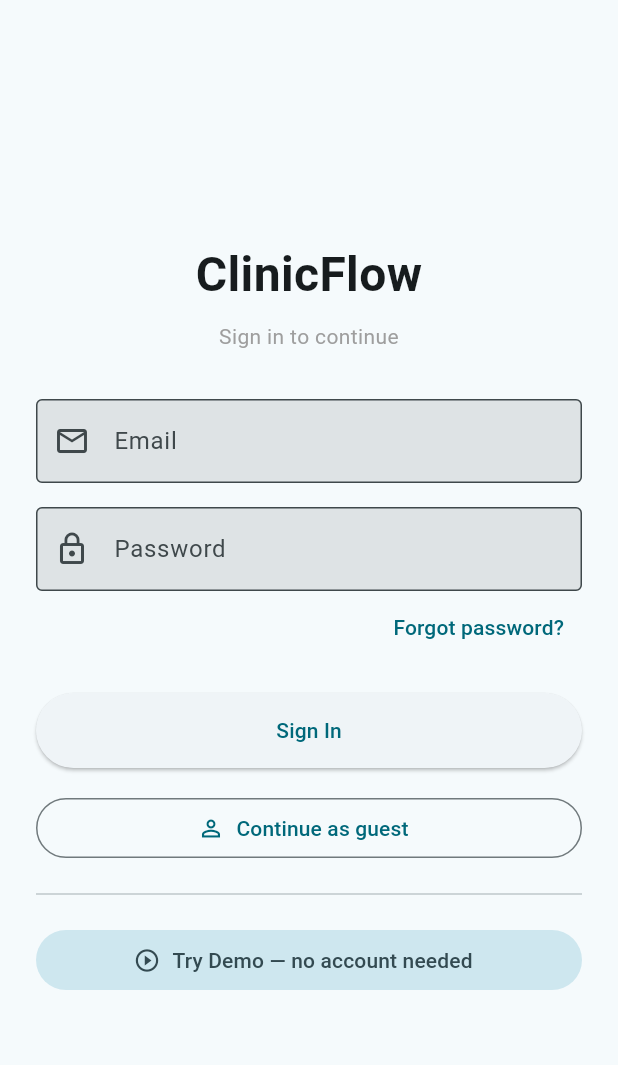
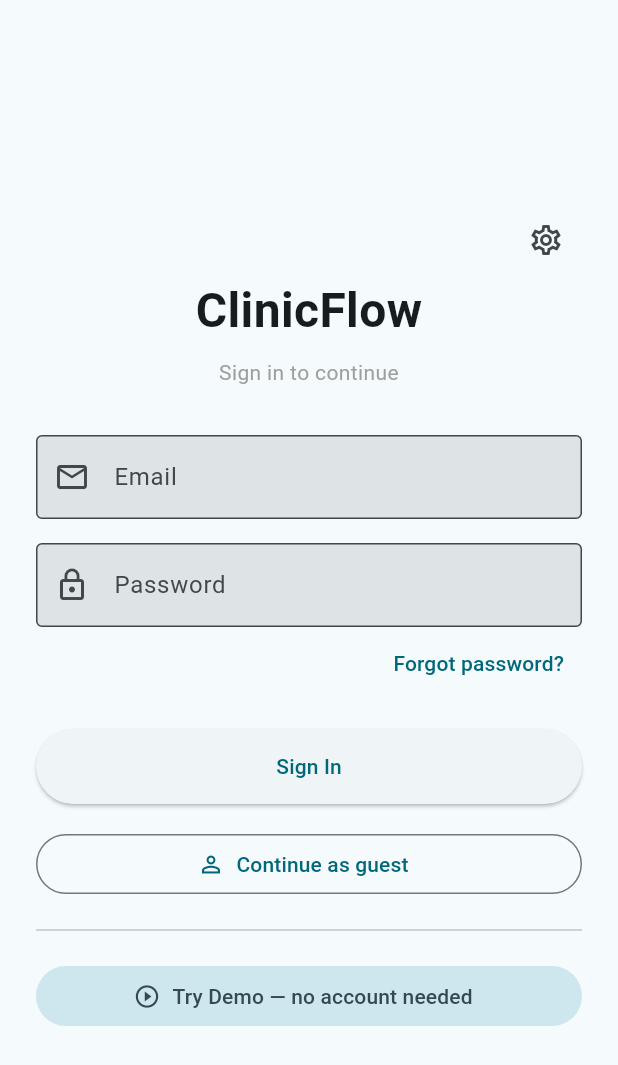
Before and after one commit to 3bdalla3adil/clinicflow, a Flutter app: the screen it shows after launch, on a phone screen of 412 x 824 dp. Shown: the top 1065 px of the screen. Run offline on Flutter 3.47's test engine with Material 3 defaults, Android fonts, the phone set to English and light mode, and no system bars; our stand-ins replace cloud_firestore, cloud_functions, firebase_auth, firebase_core, flutter_riverpod, go_router and 1 more; accounts and stored records are empty.

Commit message:
feat(settings): expose preferences before sign in

```diff
--- a/lib/features/auth/login_page.dart
+++ b/lib/features/auth/login_page.dart
@@ -116,6 +116,7 @@ class _LoginPageState extends ConsumerState<LoginPage> {
                   mainAxisSize: MainAxisSize.min,
                   crossAxisAlignment: CrossAxisAlignment.stretch,
                   children: [
+                    Align(alignment: AlignmentDirectional.centerEnd, child: IconButton(tooltip: 'Settings', onPressed: () => context.push('/settings'), icon: const Icon(Icons.settings_outlined))),
                     const Text(
                       'ClinicFlow',
                       textAlign: TextAlign.center,
```
